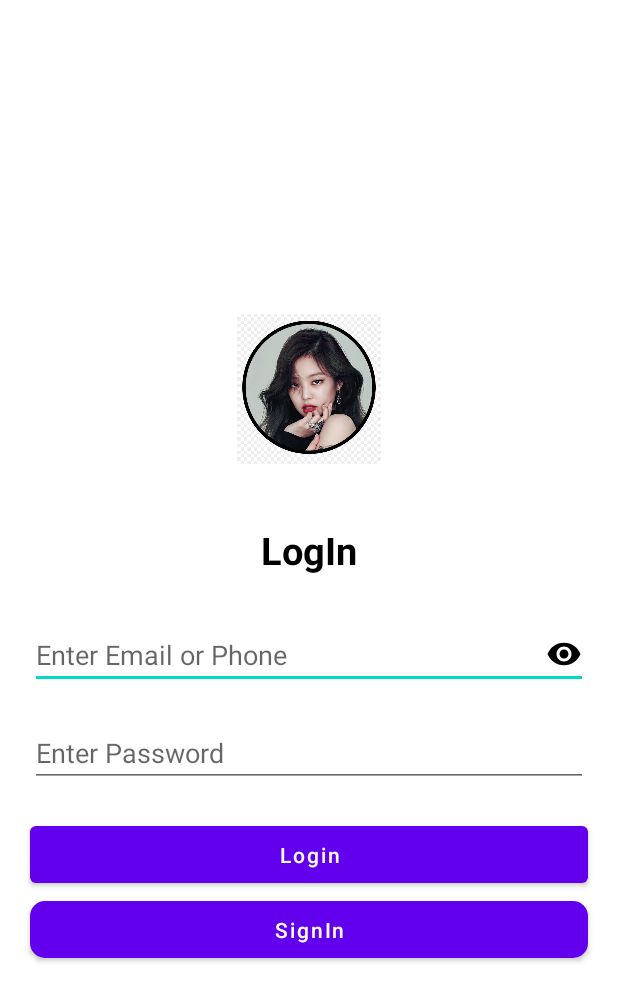
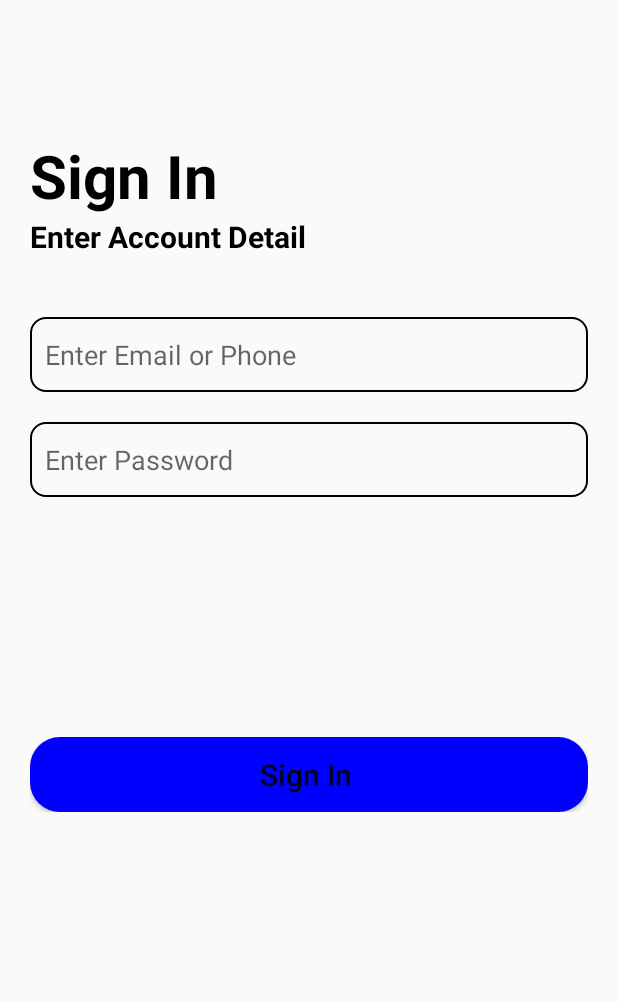
Before and after one commit to kornsophea/FirstProject, an Android app: the screen it shows after launch (MainActivity before the commit, SignInActivity after it), on a phone screen of 412 x 824 dp. Shown: the top 1002 px of the screen. Run offline under Robolectric (Android 15) with nearby library versions, the phone set to English and light mode, and no system bars.

Commit message:
new commit

```diff
--- a/app/src/main/AndroidManifest.xml
+++ b/app/src/main/AndroidManifest.xml
@@ -15,6 +15,9 @@
         tools:targetApi="31">
         <activity
             android:name=".MainActivity"
+            android:exported="false" />
+        <activity
+            android:name=".SignInActivity"
             android:exported="true">
             <intent-filter>
                 <action android:name="android.intent.action.MAIN" />
--- /dev/null
+++ b/app/src/main/java/com/example/firstproject/SignInActivity.kt
@@ -0,0 +1,11 @@
+package com.example.firstproject
+
+import androidx.appcompat.app.AppCompatActivity
+import android.os.Bundle
+
+class SignInActivity : AppCompatActivity() {
+    override fun onCreate(savedInstanceState: Bundle?) {
+        super.onCreate(savedInstanceState)
+        setContentView(R.layout.activity_sign_in)
+    }
+}
--- /dev/null
+++ b/app/src/main/res/drawable/bg_btn.xml
@@ -0,0 +1,5 @@
+<?xml version="1.0" encoding="utf-8"?>
+<shape xmlns:android="http://schemas.android.com/apk/res/android">
+      <solid android:color="@color/Blue"/>
+    <corners android:radius="20dp"/>
+</shape>
--- /dev/null
+++ b/app/src/main/res/drawable/bg_edit.xml
@@ -0,0 +1,5 @@
+<?xml version="1.0" encoding="utf-8"?>
+<shape xmlns:android="http://schemas.android.com/apk/res/android">
+      <stroke android:color="@color/black" android:width="1dp"/>
+     <corners android:radius="10dp"/>
+</shape>
--- /dev/null
+++ b/app/src/main/res/drawable/bg_edt.xml
@@ -0,0 +1,5 @@
+<?xml version="1.0" encoding="utf-8"?>
+<shape xmlns:android="http://schemas.android.com/apk/res/android">
+   <solid android:color="#E5E4E2" />
+   <corners android:radius="15dp"/>
+</shape>
--- /dev/null
+++ b/app/src/main/res/layout/activity_sign_in.xml
@@ -0,0 +1,70 @@
+<?xml version="1.0" encoding="utf-8"?>
+<LinearLayout xmlns:android="http://schemas.android.com/apk/res/android"
+    xmlns:app="http://schemas.android.com/apk/res-auto"
+    xmlns:tools="http://schemas.android.com/tools"
+    android:layout_width="match_parent"
+    android:layout_height="match_parent"
+    android:orientation="vertical"
+    tools:context=".SignInActivity">
+    <LinearLayout
+        android:layout_marginTop="70dp"
+        android:layout_width="match_parent"
+        android:layout_height="wrap_content"
+        android:padding="20dp"
+        android:orientation="vertical">
+        <TextView
+            android:layout_width="match_parent"
+            android:layout_height="wrap_content"
+            android:text="Sign In"
+            android:textSize="40dp"
+            android:textStyle="bold"
+            android:textColor="@color/black"
+            />
+        <TextView
+            android:layout_width="match_parent"
+            android:layout_height="wrap_content"
+            android:text="Enter Account Detail"
+            android:textSize="20dp"
+            android:textStyle="bold"
+            android:textColor="@color/black"
+            />
+    </LinearLayout>
+    <LinearLayout
+        android:layout_width="match_parent"
+        android:layout_height="wrap_content"
+        android:orientation="vertical"
+        android:padding="20dp">
+        <EditText
+            android:layout_width="match_parent"
+            android:layout_height="50dp"
+            android:hint="Enter Email or Phone"
+            android:padding="10dp"
+            android:background="@drawable/bg_edit"
+            />
+        <EditText
+            android:background="@drawable/bg_edit"
+            android:layout_marginTop="20dp"
+            android:layout_width="match_parent"
+            android:layout_height="50dp"
+            android:padding="10dp"
+            android:hint="Enter Password"
+            />
+
+    </LinearLayout>
+    <LinearLayout
+        android:layout_width="match_parent"
+        android:layout_height="wrap_content"
+        android:padding="20dp"
+        android:layout_marginTop="120dp"
+        >
+        <Button
+            android:layout_width="match_parent"
+            android:layout_height="50dp"
+            android:text="Sign In "
+            android:textAllCaps="false"
+            android:background="@drawable/bg_btn"
+            android:textSize="20dp"/>
+    </LinearLayout>
+
+
+</LinearLayout>
--- a/app/src/main/res/values/colors.xml
+++ b/app/src/main/res/values/colors.xml
@@ -7,4 +7,5 @@
     <color name="teal_700">#FF018786</color>
     <color name="black">#FF000000</color>
     <color name="white">#FFFFFFFF</color>
+    <color name="Blue">#0000FF</color>
 </resources>
--- a/app/src/main/res/values/themes.xml
+++ b/app/src/main/res/values/themes.xml
@@ -1,6 +1,6 @@
 <resources xmlns:tools="http://schemas.android.com/tools">
     <!-- Base application theme. -->
-    <style name="Theme.FirstProject" parent="Theme.MaterialComponents.DayNight.NoActionBar">
+    <style name="Theme.FirstProject" parent="Theme.AppCompat.DayNight.NoActionBar">
         <!-- Primary brand color. -->
         <item name="colorPrimary">@color/purple_500</item>
         <item name="colorPrimaryVariant">@color/purple_700</item>
```
